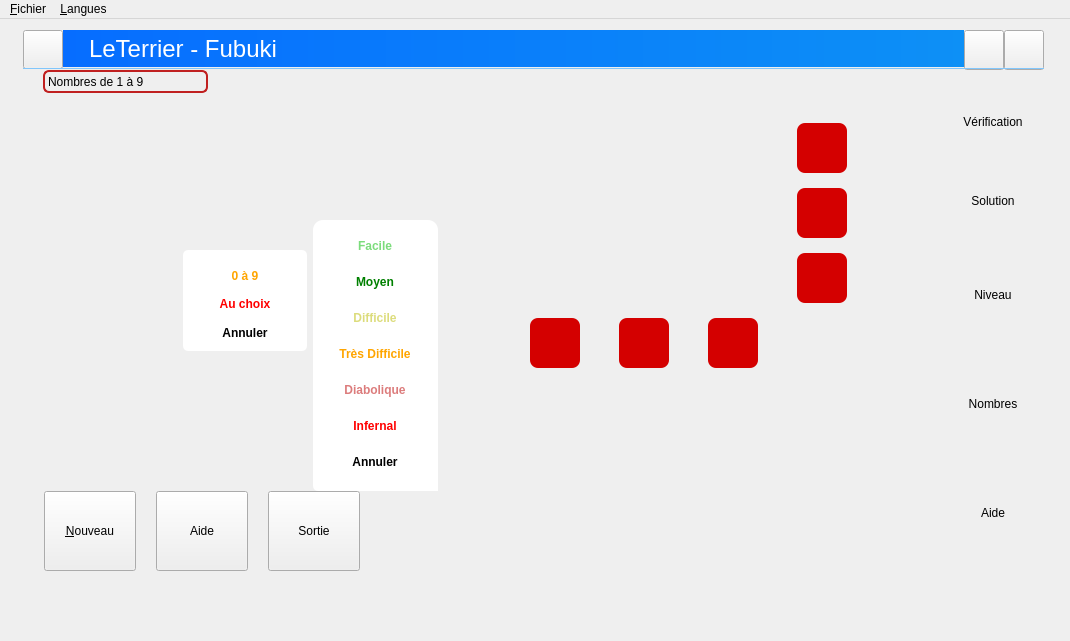
Qt form mainwindow.ui (Txikilinux/leterrier-fubuki) before a commit.
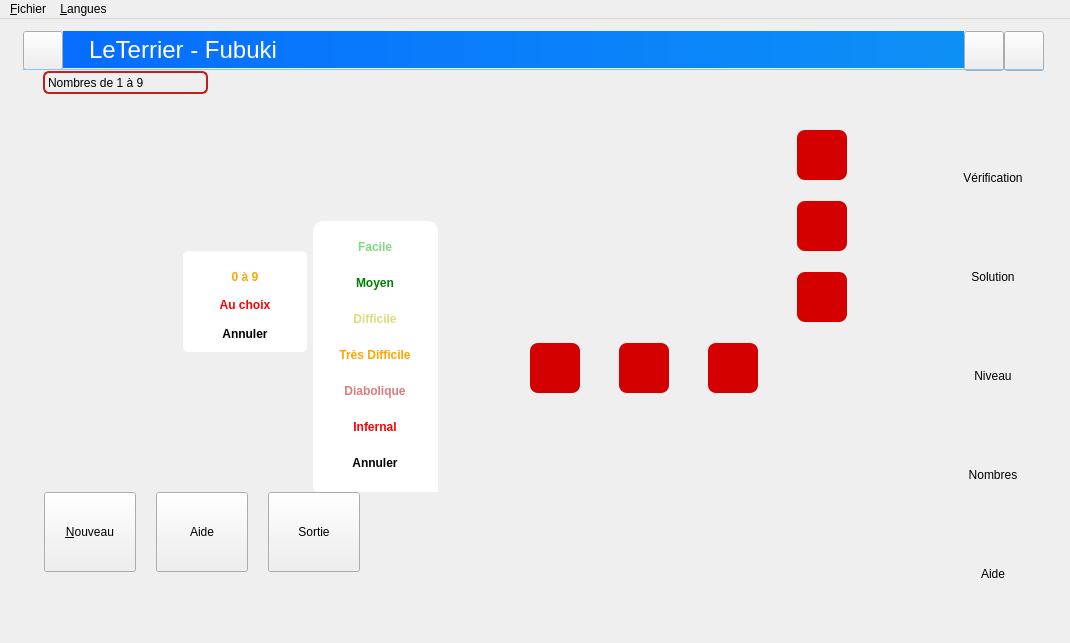
The same form after that commit. Icons and pictures are not drawn. Custom widgets are drawn as their Qt base class.

What changed in the file:
```diff
--- a/mainwindow.ui
+++ b/mainwindow.ui
@@ -7,7 +7,7 @@
     <x>0</x>
     <y>0</y>
     <width>1070</width>
-    <height>600</height>
+    <height>643</height>
    </rect>
   </property>
   <property name="sizePolicy">
@@ -359,9 +359,9 @@
         <property name="geometry">
          <rect>
           <x>420</x>
-          <y>50</y>
+          <y>40</y>
           <width>501</width>
-          <height>501</height>
+          <height>561</height>
          </rect>
         </property>
         <property name="styleSheet">
@@ -468,9 +468,9 @@
          <property name="geometry">
           <rect>
            <x>0</x>
-           <y>-10</y>
+           <y>0</y>
            <width>481</width>
-           <height>351</height>
+           <height>381</height>
           </rect>
          </property>
          <property name="minimumSize">
@@ -1053,9 +1053,9 @@
          <property name="geometry">
           <rect>
            <x>110</x>
-           <y>340</y>
+           <y>380</y>
            <width>311</width>
-           <height>151</height>
+           <height>181</height>
           </rect>
          </property>
          <property name="styleSheet">
@@ -1442,7 +1442,7 @@
         <property name="geometry">
          <rect>
           <x>920</x>
-          <y>40</y>
+          <y>90</y>
           <width>100</width>
           <height>511</height>
          </rect>
@@ -1474,7 +1474,7 @@
            <property name="minimumSize">
             <size>
              <width>0</width>
-             <height>50</height>
+             <height>80</height>
             </size>
            </property>
            <property name="maximumSize">
@@ -1514,7 +1514,7 @@
            <property name="minimumSize">
             <size>
              <width>0</width>
-             <height>50</height>
+             <height>80</height>
             </size>
            </property>
            <property name="maximumSize">
```
Left out of the diff: 6 changed lines with no effect on the pictures.
